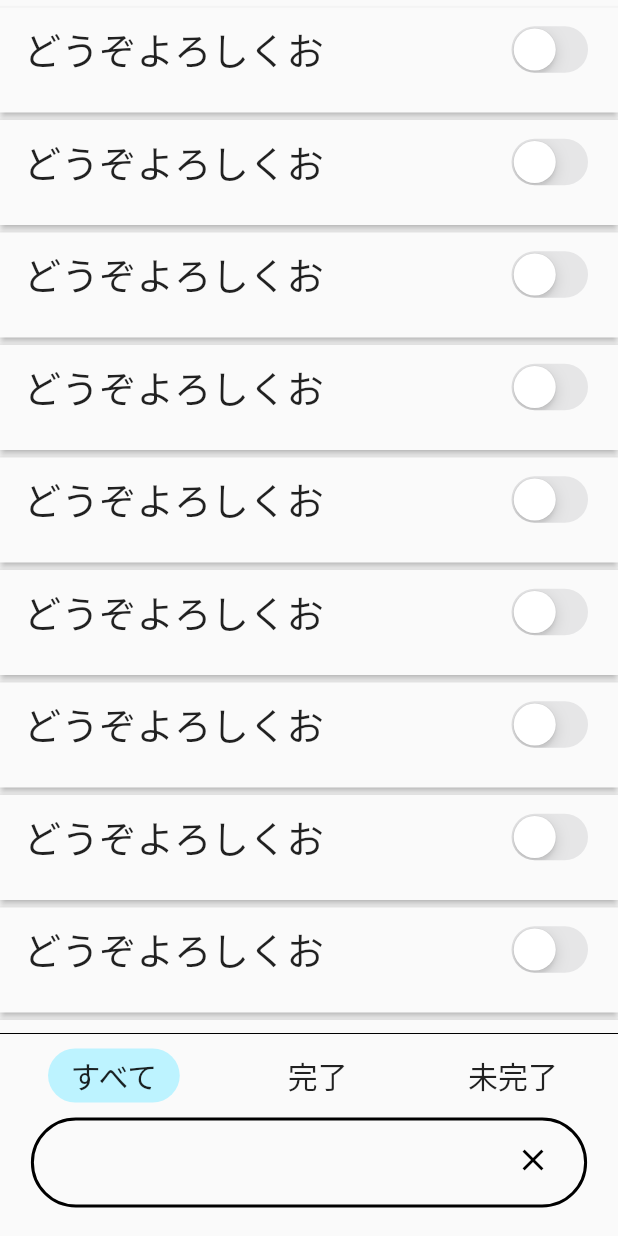
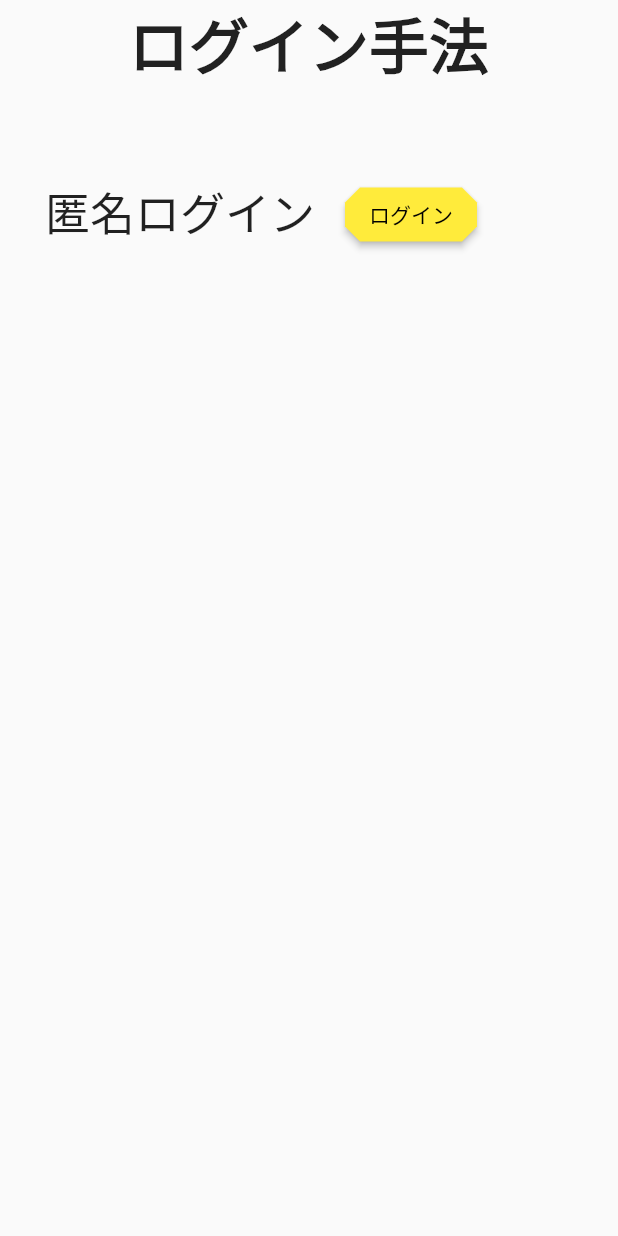
Before and after one commit to KiminaritaMasahiro/zen02, a Flutter app: the screen it shows after launch, on a phone screen of 412 x 824 dp. Run offline on Flutter 3.47's test engine with Material 2 defaults, Android fonts, the phone set to English and light mode, and no system bars; drawn by our look-alikes of flutter_slidable; our stand-ins replace firebase_auth, firebase_core, hooks_riverpod; accounts and stored records are empty.

Commit message:
anonymous login

```diff
--- a/lib/main.dart
+++ b/lib/main.dart
@@ -2,7 +2,7 @@ import 'package:firebase_core/firebase_core.dart';
 import 'package:flutter/material.dart';
 import 'package:hooks_riverpod/hooks_riverpod.dart';
 
-import 'view/Home/home_page.dart';
+import 'view/Start/login.dart';
 
 void main() async {
   WidgetsFlutterBinding.ensureInitialized(); //アプリ起動時に処理を発火させるため？？
@@ -23,7 +23,7 @@ class MyApp extends StatelessWidget {
       theme: ThemeData(
         primarySwatch: Colors.blue,
       ),
-      home: const HomePage(),
+      home: const LoginPage(),
     );
   }
 }
--- a/lib/view/Home/TodoTile.dart
+++ b/lib/view/Home/TodoTile.dart
@@ -1,5 +1,3 @@
-// ignore_for_file: avoid_print
-
 import 'package:flutter/cupertino.dart';
 import 'package:flutter/material.dart';
 import 'package:flutter_slidable/flutter_slidable.dart';
--- /dev/null
+++ b/lib/view/Start/login.dart
@@ -0,0 +1,76 @@
+import 'package:flutter/material.dart';
+import 'package:hooks_riverpod/hooks_riverpod.dart';
+import 'package:zen02/controllers/auth_controller.dart';
+
+import '../Home/home_page.dart';
+
+class LoginPage extends HookConsumerWidget {
+  const LoginPage({Key? key}) : super(key: key);
+
+  @override
+  Widget build(BuildContext context, WidgetRef ref) {
+    final authControllerState = ref.watch(authControllerProvider);
+
+    return SafeArea(
+      child: Scaffold(
+        body: SizedBox(
+          width: double.infinity,
+          child: Column(
+            crossAxisAlignment: CrossAxisAlignment.center,
+            children: [
+              const Text(
+                "ログイン手法",
+                style: TextStyle(fontSize: 40, fontWeight: FontWeight.bold),
+              ),
+              Expanded(
+                child: Padding(
+                  padding: const EdgeInsets.all(30.0),
+                  child: Column(
+                    children: [
+                      const SizedBox(height: 30),
+                      SizedBox(
+                        width: double.infinity,
+                        child: Row(
+                          crossAxisAlignment: CrossAxisAlignment.start,
+                          children: [
+                            const Text(
+                              "匿名ログイン",
+                              style: TextStyle(fontSize: 30),
+                            ),
+                            const SizedBox(width: 20),
+                            ElevatedButton(
+                              onPressed: () async {
+                                if (authControllerState == null) {
+                                  ref
+                                      .read(authControllerProvider.notifier)
+                                      .appStarted();
+                                }
+                                Navigator.push(
+                                    context,
+                                    MaterialPageRoute(
+                                        builder: ((context) =>
+                                            const HomePage())));
+                              },
+                              style: ElevatedButton.styleFrom(
+                                primary: Colors.yellow,
+                                onPrimary: Colors.black,
+                                shape: BeveledRectangleBorder(
+                                  borderRadius: BorderRadius.circular(10),
+                                ),
+                              ),
+                              child: const Text("ログイン"),
+                            )
+                          ],
+                        ),
+                      ),
+                    ],
+                  ),
+                ),
+              ),
+            ],
+          ),
+        ),
+      ),
+    );
+  }
+}
```
Also changed, not shown: lib/controllers/auth_controller.dart (+29 -1 lines), lib/ripositories/auth_repository.dart (+13 -13 lines), lib/view/Home/home_page.dart (+23 -3 lines), 1 other file.
